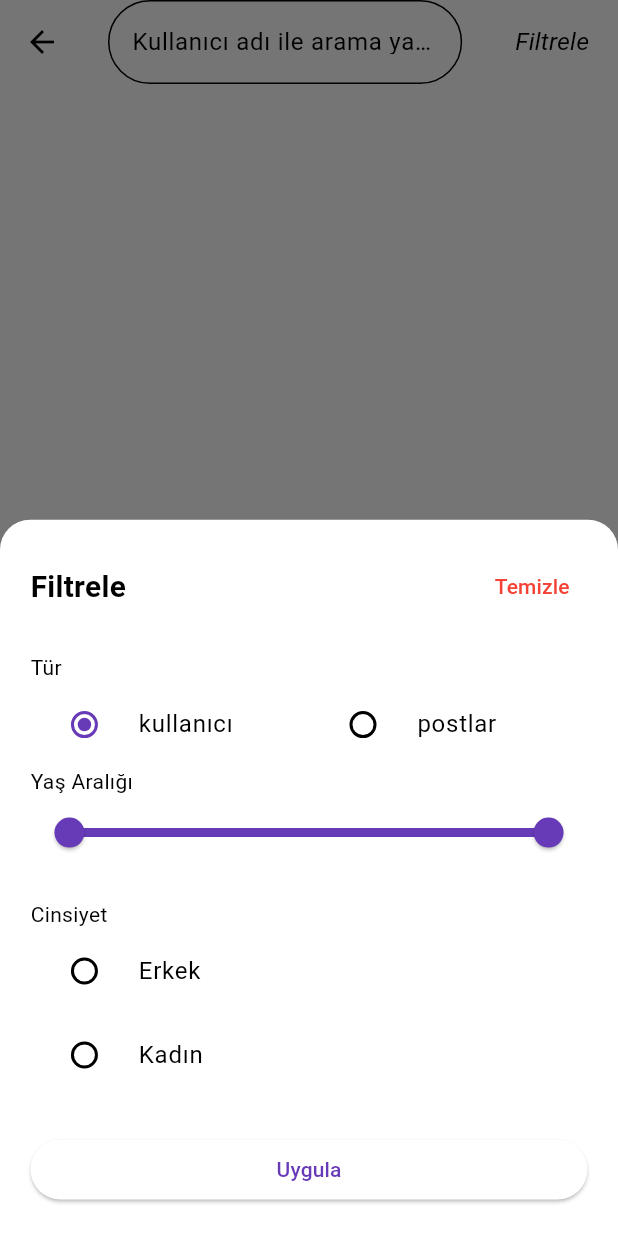
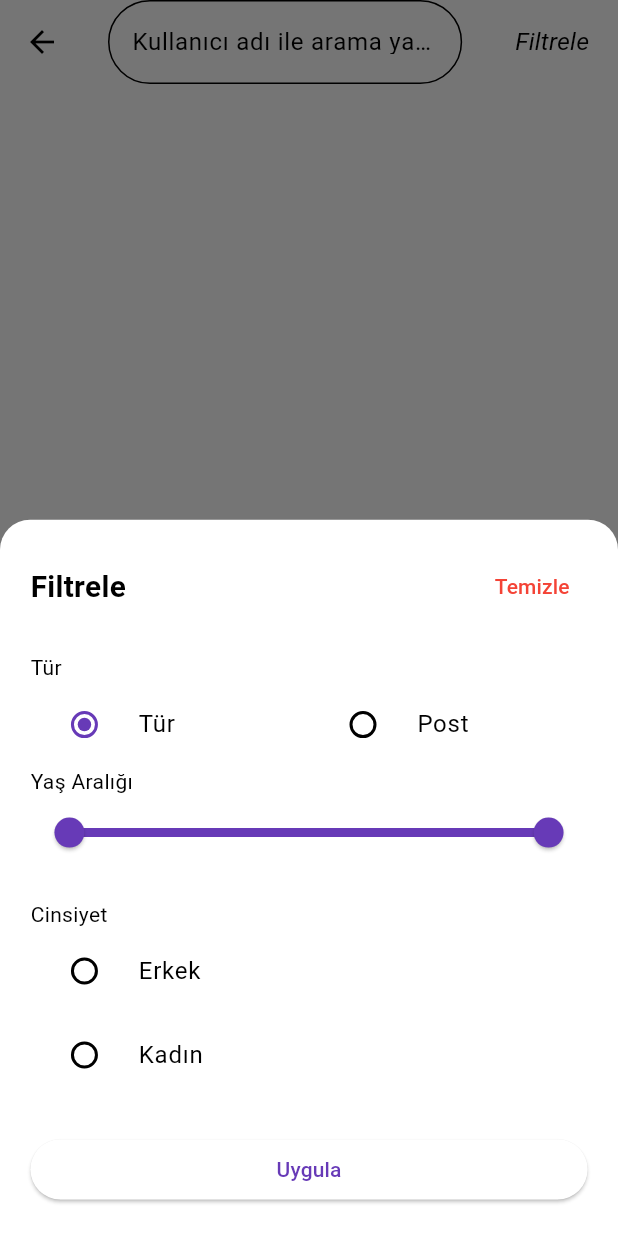
Before and after one commit to bbetulgulec/RateFlag, a Flutter app: the FilterPageScreen screen opened by its route, after a tap on "Filtrele", on a phone screen of 412 x 824 dp. Run offline on Flutter 3.47's test engine with Material 3 defaults, Android fonts, the phone set to English and light mode, and no system bars; our stand-ins replace cached_network_image, cloud_firestore, connectivity_plus, equatable, firebase_auth, firebase_core and 13 more; accounts and stored records are empty; statements that could not run were skipped; project files that could hold a hidden picture were left out.

Commit message:
update detail

```diff
--- a/lib/features/rate_flag/common/constants/app_color.dart
+++ b/lib/features/rate_flag/common/constants/app_color.dart
@@ -1,22 +1,24 @@
 import 'package:flutter/material.dart';
 
 class AppColors {
-  // 🔮 Brand / Primary
-  static const Color primary = Color(0xFF673AB7); // DeepPurple
+  //  Primary
+  static const Color primary = Color(0xFF673AB7);
   static const Color secondary = Color.fromARGB(255, 169, 81, 185);
 
-  // 🧱 Surfaces (Material 3 uyumlu)
+  //  Surfaces
   static const Color surface = Color(0xFF121212);
   static const Color container = Color(0xFF1E1E1E);
   // BottomSheet / Modal
 
-  // ✏️ Text
+  //  Text
   static const Color textPrimary = Color(0xFFFFFFFF);
   static const Color textSecondary = Color(0xFFB3B3B3);
   static const Color textHint = Color(0xFF757575);
 
-  // 🚦 Status
+  //  Status
   static const Color redFlag = Color(0xFFF44336);
   static const Color greenFlag = Color(0xFF4CAF50);
   static const Color warning = Color(0xFFFFC107);
+
+  static const Color orange = Colors.orange;
 }
--- a/lib/features/rate_flag/common/constants/text_constant.dart
+++ b/lib/features/rate_flag/common/constants/text_constant.dart
@@ -249,4 +249,8 @@ class TextConstants {
 
   static const String yes = "Evet";
   static const String no = "Hayır";
+
+  static const String type = "Tür";
+
+  static const String user = "Tür";
 }
--- a/lib/features/rate_flag/presentaions/filter_page/widget/filter_page_bottom_sheet.dart
+++ b/lib/features/rate_flag/presentaions/filter_page/widget/filter_page_bottom_sheet.dart
@@ -65,8 +65,7 @@ class FilterBottomSheet extends StatelessWidget {
 
             SizedBox(height: 20.h),
 
-            /// FILTER TYPE
-            const Text("Tür"),
+            const Text(TextConstants.type),
             RadioGroup<FilterListType>(
               groupValue: state.filterListType,
               onChanged: (value) {
@@ -78,13 +77,13 @@ class FilterBottomSheet extends StatelessWidget {
                 children: const [
                   Expanded(
                     child: FilterRadioTile<FilterListType>(
-                      title: "kullanıcı",
+                      title: TextConstants.user,
                       value: FilterListType.users,
                     ),
                   ),
                   Expanded(
                     child: FilterRadioTile<FilterListType>(
-                      title: "postlar",
+                      title: TextConstants.post,
                       value: FilterListType.posts,
                     ),
                   ),
--- a/lib/features/rate_flag/presentaions/filter_page/widget/search_result_tile.dart
+++ b/lib/features/rate_flag/presentaions/filter_page/widget/search_result_tile.dart
@@ -78,7 +78,7 @@ class SearchResultTile extends StatelessWidget {
                     maxLines: 2,
                     overflow: TextOverflow.ellipsis,
                     style: TextStyle(
-                      fontSize: 12,
+                      fontSize: 12.sp,
                       color: Theme.of(
                         context,
                       ).colorScheme.onSurface.withAlpha(60),
--- a/lib/features/rate_flag/presentaions/home/widget/feed_post_card.dart
+++ b/lib/features/rate_flag/presentaions/home/widget/feed_post_card.dart
@@ -34,7 +34,7 @@ class FeedPostCard extends StatelessWidget {
                       memCacheHeight: 800,
                       memCacheWidth: 800,
                       placeholder: (context, url) => Container(
-                        color: Colors.grey.shade300,
+                        color: Theme.of(context).colorScheme.onPrimary,
                         child: const Center(
                           child: CircularProgressIndicator(strokeWidth: 2),
                         ),
--- a/lib/features/rate_flag/presentaions/home/widget/home_app_bar.dart
+++ b/lib/features/rate_flag/presentaions/home/widget/home_app_bar.dart
@@ -39,14 +39,13 @@ class HomeAppBar extends StatelessWidget implements PreferredSizeWidget {
               Tabitem(
                 title: TextConstants.map,
                 isActive: state.selectedTab == HomeTab.map,
-                onTap: onTapMap, //() => context.read<HomeCubit>().selectMap(),
+                onTap: onTapMap,
               ),
               const SizedBox(width: 20),
               Tabitem(
                 title: TextConstants.forYou,
                 isActive: state.selectedTab == HomeTab.forYou,
-                onTap:
-                    onTapFeed, // () => context.read<HomeCubit>().selectForYou(),
+                onTap: onTapFeed,
               ),
             ],
           );
--- a/lib/features/rate_flag/presentaions/home/widget/self_post_badget.dart
+++ b/lib/features/rate_flag/presentaions/home/widget/self_post_badget.dart
@@ -1,4 +1,5 @@
 import 'package:flutter/material.dart';
+import 'package:rate_flag/features/rate_flag/common/constants/app_color.dart';
 import 'package:rate_flag/features/rate_flag/common/constants/text_constant.dart';
 import 'package:rate_flag/features/rate_flag/common/responsive/responsive.dart';
 
@@ -10,13 +11,13 @@ class SelfPostBadget extends StatelessWidget {
     return Container(
       padding: EdgeInsets.symmetric(horizontal: 8.h, vertical: 4.w),
       decoration: BoxDecoration(
-        color: Colors.orange,
+        color: AppColors.orange,
         borderRadius: BorderRadius.circular(12),
       ),
       child: Text(
         "${TextConstants.selfPost}🔥",
         style: TextStyle(
-          color: Colors.white,
+          color: Theme.of(context).colorScheme.onSurface,
           fontSize: 10.sp,
           fontWeight: FontWeight.bold,
         ),
--- a/lib/features/rate_flag/presentaions/onboarding/view/onboarding_screen.dart
+++ b/lib/features/rate_flag/presentaions/onboarding/view/onboarding_screen.dart
@@ -1,10 +1,7 @@
 import 'package:flutter/material.dart';
 import 'package:flutter_bloc/flutter_bloc.dart';
 import 'package:rate_flag/features/rate_flag/common/constants/onboarding_constants.dart';
-import 'package:rate_flag/features/rate_flag/common/get_it/service_locator.dart';
 import 'package:rate_flag/features/rate_flag/common/routes/routes.dart';
-import 'package:rate_flag/features/rate_flag/presentaions/login/cubit/login_cubit.dart';
-import 'package:rate_flag/features/rate_flag/presentaions/login/view/login_screen.dart';
 import 'package:rate_flag/features/rate_flag/presentaions/onboarding/cubit/onboarding_cubit.dart';
 import 'package:rate_flag/features/rate_flag/presentaions/onboarding/cubit/onboarding_state.dart';
 import 'package:rate_flag/features/rate_flag/presentaions/onboarding/widget/onboarding_page_item.dart';
```
Also changed, not shown: lib/features/rate_flag/presentaions/home/widget/tab_item.dart (+8 -6 lines), pubspec.yaml (+3 -63 lines), 1 other file.
